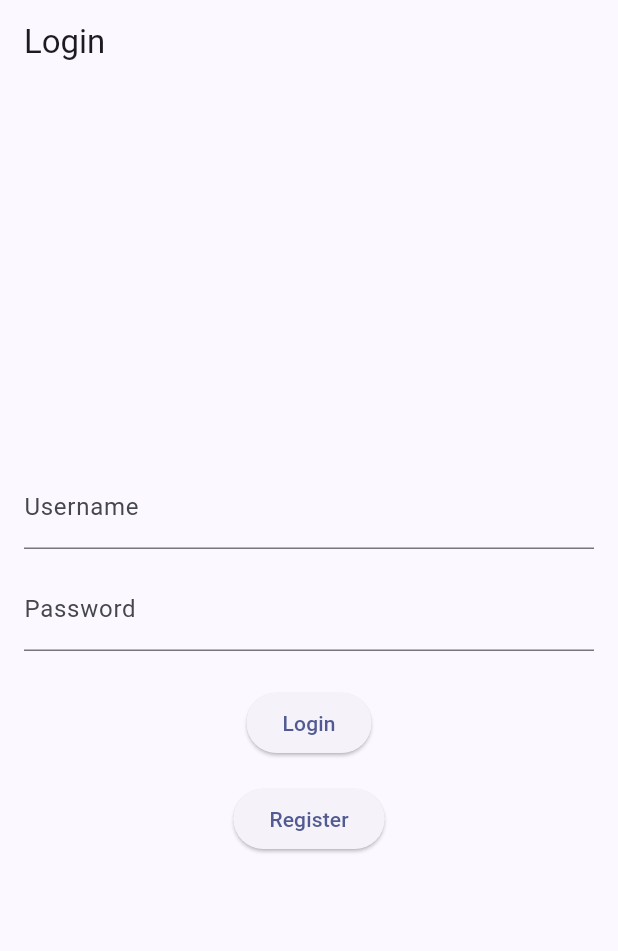
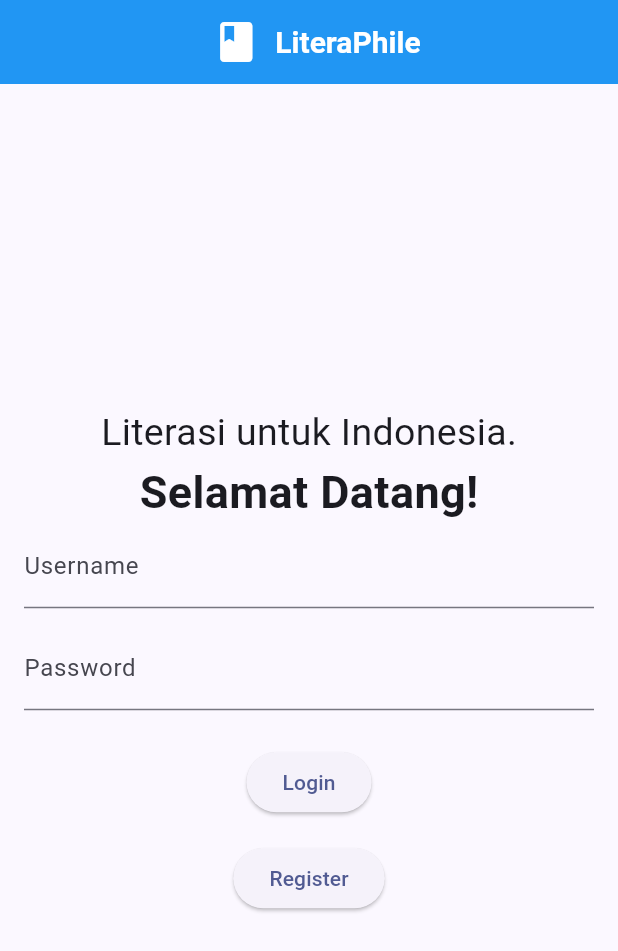
Before and after one commit to PBP-F07/finals-project, a Flutter app: the screen it shows after launch, on a phone screen of 412 x 824 dp. Shown: the top 951 px of the screen. Run offline on Flutter 3.47's test engine with Material 3 defaults, Android fonts, the phone set to English and light mode, and no system bars; missing offline and left inert: pbp_django_auth.

Commit message:
menambahkan tombol regsiter & mengubah desain halaman login

```diff
--- a/literaphile/lib/screens/login.dart
+++ b/literaphile/lib/screens/login.dart
@@ -42,21 +42,77 @@ class _LoginPageState extends State<LoginPage> {
   Widget build(BuildContext context) {
     final request = context.watch<CookieRequest>();
     return Scaffold(
+
       appBar: AppBar(
-        title: const Text('Login'),
+        backgroundColor: Colors.blue,
+        centerTitle: true,
+        titleSpacing: 0.0,
+        title: const Row(
+          mainAxisAlignment: MainAxisAlignment.center,
+          children: [
+
+            SizedBox(width: 10.0),
+
+            Icon(
+              Icons.book,
+              size: 32.0,
+              color: Colors.white,
+            ),
+
+            SizedBox(width: 10.0),
+
+            Text(
+              'LiteraPhile',
+              style: TextStyle(
+                fontSize: 20.0,
+                fontWeight: FontWeight.bold,
+                color: Colors.white,
+              ),
+            )
+          ],
+        ),
       ),
+
       body: Container(
         padding: const EdgeInsets.all(16.0),
+
+        // decoration: const BoxDecoration(
+        //   gradient: LinearGradient(
+        //     begin: Alignment.topCenter,
+        //     end: Alignment.bottomCenter,
+        //     colors: [Color(0xFF04BADE), Color(0xFF55E2E9)],
+        //     stops: [0.3, 0.7],
+        //   ),
+        // ),
+
         child: Column(
           mainAxisAlignment: MainAxisAlignment.center,
           children: [
+
+            const Text(
+              'Literasi untuk Indonesia.',
+              style: TextStyle(
+                fontSize: 25.0,
+              ),
+            ),
+
+            const Text(
+              'Selamat Datang!',
+              style: TextStyle(
+                fontSize: 30.0,
+                fontWeight: FontWeight.bold,
+              ),
+            ),
+
             TextField(
               controller: _usernameController,
               decoration: const InputDecoration(
                 labelText: 'Username',
               ),
             ),
+
             const SizedBox(height: 12.0),
+
             TextField(
               controller: _passwordController,
               decoration: const InputDecoration(
@@ -64,7 +120,9 @@ class _LoginPageState extends State<LoginPage> {
               ),
               obscureText: true,
             ),
+
             const SizedBox(height: 24.0),
+
             ElevatedButton(
               onPressed: () async {
                 String username = _usernameController.text;
```
